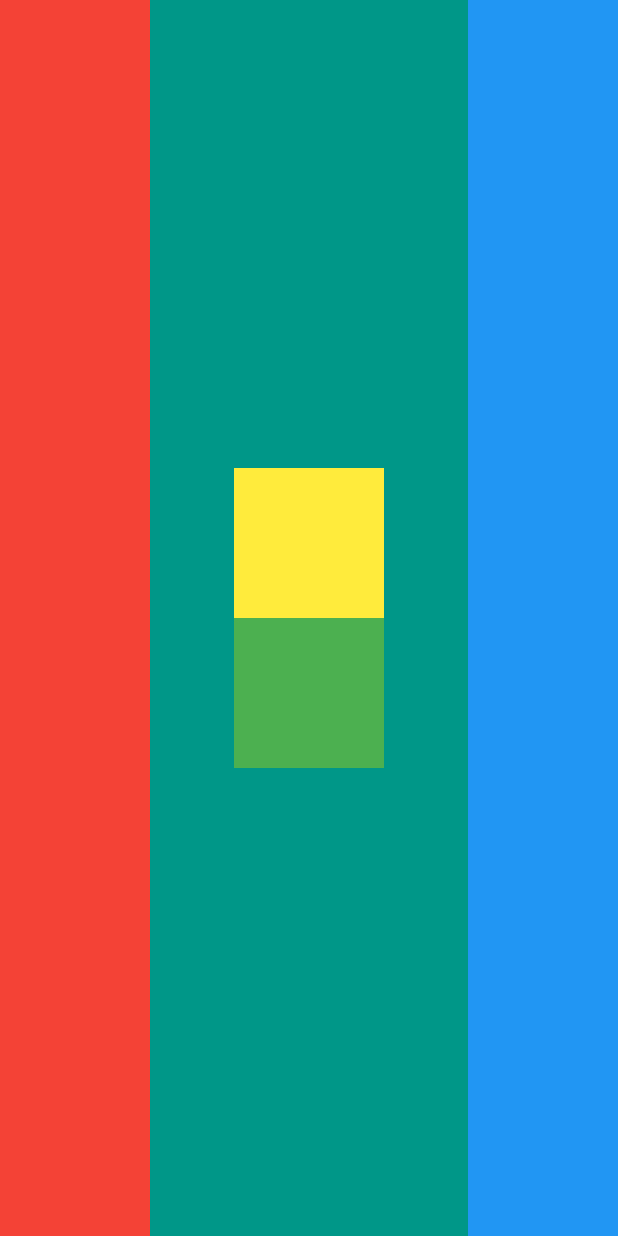
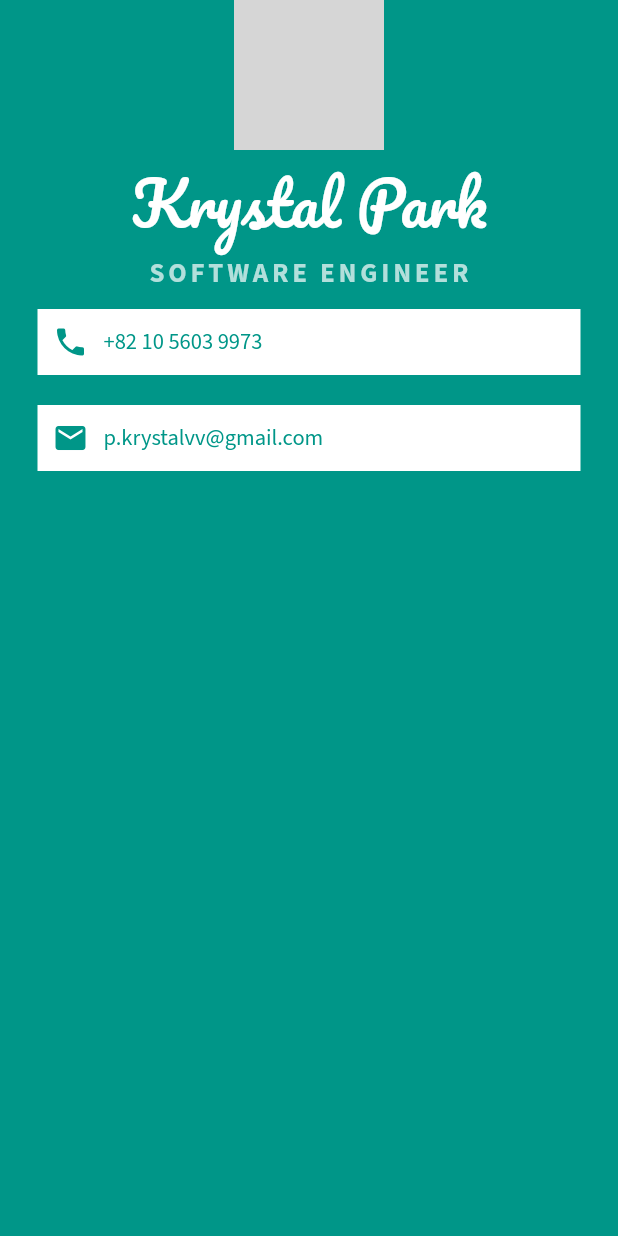
Before and after one commit to Krystalvv/mi_card_flutter, a Flutter app: the screen it shows after launch, on a phone screen of 412 x 824 dp. Run offline on Flutter 3.47's test engine with Material 2 defaults, Android fonts, the phone set to English and light mode, and no system bars; grey boxes are pictures that could not be loaded.

Commit message:
Text Font 설정 / Icon 설정

```diff
--- a/lib/main.dart
+++ b/lib/main.dart
@@ -12,36 +12,82 @@ class MyApp extends StatelessWidget {
       home: Scaffold(
         backgroundColor: Colors.teal,
         body: SafeArea(
-          child: Row(
-            mainAxisAlignment: MainAxisAlignment.spaceBetween,
-            crossAxisAlignment: CrossAxisAlignment.stretch,
+          child: Column(
             children: <Widget>[
-              Container(
-                width: 100.0,
-                color: Colors.red,
+              CircleAvatar(
+                radius: 50.0,
+                backgroundImage: AssetImage('images/krystal.png'),
+                backgroundColor: Colors.white,
+              ),
+              Text(
+                  'Krystal Park',
+                style: TextStyle(
+                  fontSize: 40.0,
+                  color: Colors.white,
+                  fontFamily: 'Pacifico',
+                  // fontWeight: FontWeight.bold
+                ),
+              ),
+              Text(
+                'SOFTWARE ENGINEER',
+                style: TextStyle(
+                  fontFamily: 'Source Sans Pro',
+                  color: Colors.teal.shade100,
+                  fontSize: 18.0,
+                  letterSpacing: 2.5,
+                  fontWeight: FontWeight.bold,
+                ),
               ),
               Container(
-                child: Column(
-                  mainAxisAlignment: MainAxisAlignment.center,
+                color: Colors.white,
+                margin: EdgeInsets.symmetric(vertical: 10, horizontal: 25.0),
+                padding: EdgeInsets.all(10.0),
+                child: Row(
                   children: <Widget>[
-                    Container(
-                      width: 100.0,
-                      height: 100.0,
-                      color: Colors.yellow,
+                    Icon(
+                      Icons.phone,
+                      color: Colors.teal,
                     ),
-                    Container(
-                      width: 100.0,
-                      height: 100.0,
-                      color: Colors.green,
+                    SizedBox(
+                      width: 10.0,
+                    ),
+                    Text(
+                      '+82 10 5603 9973',
+                      style: TextStyle(
+                        fontFamily: 'Source Sans Pro',
+                        color: Colors.teal,
+                        fontSize: 15.0,
+                      ),
                     ),
                   ],
                 ),
               ),
               Container(
-                width: 100,
-                color: Colors.blue,
-              ),
+                color: Colors.white,
+                margin: EdgeInsets.symmetric(vertical: 10, horizontal: 25.0),
+                padding: EdgeInsets.all(10.0),
+                child: Row(
+                  children: <Widget>[
+                    Icon(
+                      Icons.email,
+                      color: Colors.teal,
+                    ),
+                    SizedBox(
+                      width: 10.0,
+                    ),
+                    Text(
+                      'p.krystalvv@gmail.com',
+                      style: TextStyle(
+                        fontFamily: 'Source Sans Pro',
+                        color: Colors.teal,
+                        fontSize: 15.0,
+                      ),
+                    ),
+                  ],
+                ),
+              )
             ],
+
           ),
         ),
       ),
```
Also changed, not shown: pubspec.yaml (+11 -50 lines), fonts/Pacifico-Regular.ttf (added), fonts/SourceSansPro-Regular.ttf (added).
